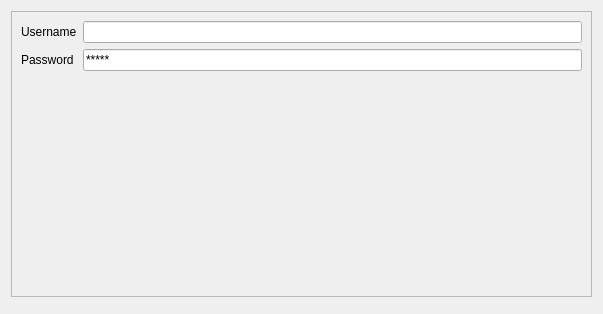
This is gui/qtm/WelcomeUI.ui in ardhitama/hargoile as Qt 5 draws it before an edit. The edited form follows.
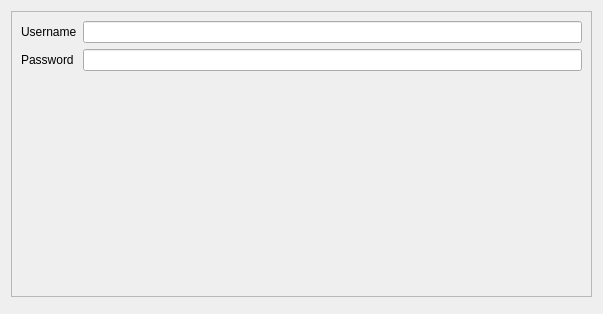
This is the edited form.

```diff
--- a/gui/qtm/WelcomeUI.ui
+++ b/gui/qtm/WelcomeUI.ui
@@ -59,10 +59,10 @@
          <set>Qt::ImhNoPredictiveText</set>
         </property>
         <property name="inputMask">
-         <string>*****; </string>
+         <string/>
         </property>
         <property name="text">
-         <string>*****</string>
+         <string/>
         </property>
         <property name="maxLength">
          <number>5</number>
```
Left out of the diff: 8 changed lines with no effect on the pictures.
